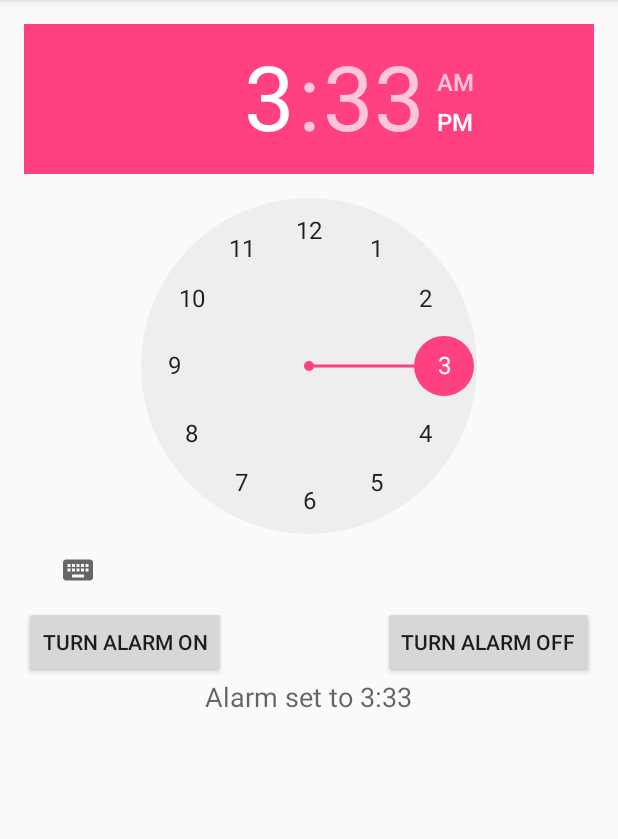
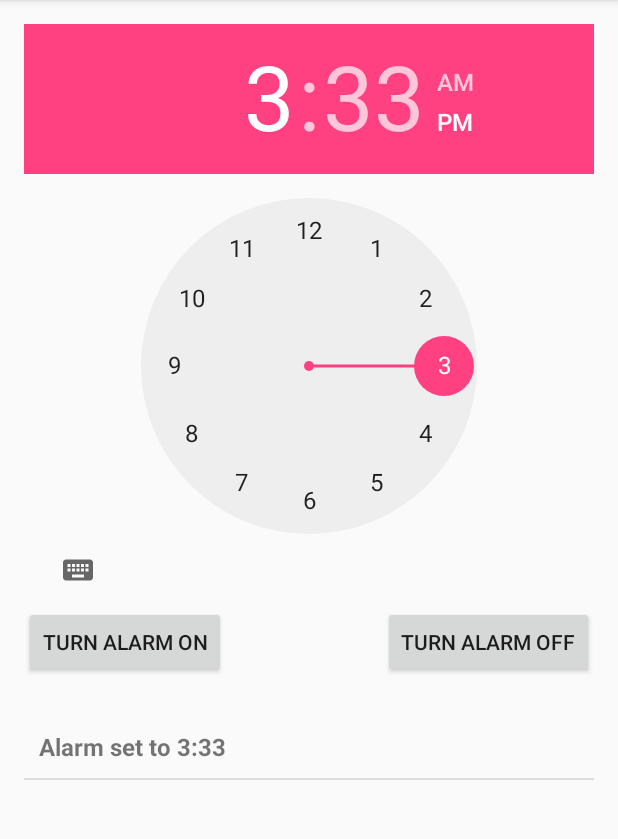
Before and after one commit to PeterNgTr/AlarmClock, an Android app: the screen it shows after launch (MainActivity), after a tap on "TURN ALARM ON", on a phone screen of 412 x 824 dp, the part 84-923 px from its top. Run offline under Robolectric (Android 15) with nearby library versions, the phone set to English and light mode, and no system bars.

Commit message:
Showing alarms in listview

```diff
--- a/app/src/main/java/com/example/thanhnguyen/alarmclock/Activity/MainActivity.java
+++ b/app/src/main/java/com/example/thanhnguyen/alarmclock/Activity/MainActivity.java
@@ -9,9 +9,12 @@ import android.support.v7.app.AppCompatActivity;
 import android.os.Bundle;
 import android.util.Log;
 import android.view.View;
+import android.widget.ArrayAdapter;
 import android.widget.Button;
+import android.widget.ListView;
 import android.widget.TextView;
 import android.widget.TimePicker;
+import android.widget.Toast;
 
 import com.example.thanhnguyen.alarmclock.Constant.Constant;
 import com.example.thanhnguyen.alarmclock.R;
@@ -30,6 +33,7 @@ public class MainActivity extends AppCompatActivity {
     private String minString;
     private Button alarmOn;
     private Button alarmOff;
+    private ListView alarmsList;
     private long goOffTime;
     private long olderTime;
     private ArrayList<String> alarmListString = new ArrayList<>();
@@ -81,14 +85,13 @@ public class MainActivity extends AppCompatActivity {
                     alarmListString.add(Constant.STRING_ALARM_IS_SET + hourString + Constant.STRING_COLON + minString);
                     goOffTimeList.add(goOffTime);
 
-                    StringBuffer result = new StringBuffer();
-                    for (int i = 0; i < alarmListString.size(); i++) {
-                        result.append( alarmListString.get(i) + '\n' );
+                    if (alarmListString.size() <= 0) {
+                        setAlarmText(Constant.STRING_NO_ALARM_IS_SET);
+                    } else {
+                        setAlarmText(Constant.STRING_BLANK);
+                        ArrayAdapter adapter = new ArrayAdapter<>(MainActivity.this, R.layout.activity_listview, alarmListString);
+                        alarmsList.setAdapter(adapter);
                     }
-                    String mynewstring = result.toString();
-                    setAlarmText(mynewstring);
-                   // alarmOff.setEnabled(true);
-
                 }
 
 
@@ -107,13 +110,22 @@ public class MainActivity extends AppCompatActivity {
         alarmOff.setOnClickListener(new View.OnClickListener() {
             @Override
             public void onClick(View view) {
-                setAlarmText(Constant.STRING_ALARM_IS_OFF);
+                Toast.makeText(MainActivity.this, Constant.STRING_ALARM_IS_OFF, Toast.LENGTH_SHORT).show();
                 alarmIntend.putExtra(Constant.KEY_EXTRA_INTENT, Constant.VALUE_EXTRA_INTENT_ALARM_OFF);
 
                 alarmManager.cancel(pendingIntents.get(pendingIntentId));
                 Log.i("Cancel PI", "PI id is" + pendingIntentId);
                 sendBroadcast(alarmIntend);
-                pendingIntentId++;
+
+                if (alarmListString.size() >= 1){
+                    alarmListString.remove(0);
+                    ArrayAdapter adapter = new ArrayAdapter<>(MainActivity.this, R.layout.activity_listview, alarmListString);
+                    alarmsList.setAdapter(adapter);
+                    pendingIntentId++;
+                } else {
+                    setAlarmText(Constant.STRING_NO_ALARM_IS_SET);
+                }
+
             }
         });
 
@@ -125,6 +137,7 @@ public class MainActivity extends AppCompatActivity {
         alarmOn = (Button) findViewById(R.id.alarmOn);
         alarmOff = (Button) findViewById(R.id.alarmOff);
         updateStatus = (TextView) findViewById(R.id.updateStatus);
+        alarmsList = (ListView) findViewById(R.id.alarmsList);
     }
 
     private void initServices() {
--- a/app/src/main/java/com/example/thanhnguyen/alarmclock/Constant/Constant.java
+++ b/app/src/main/java/com/example/thanhnguyen/alarmclock/Constant/Constant.java
@@ -6,6 +6,8 @@ package com.example.thanhnguyen.alarmclock.Constant;
 public class Constant {
 
     public static final String STRING_COLON = ":";
+
+    public static final String STRING_BLANK = "";
 
     public static final String KEY_EXTRA_INTENT = "extra";
 
@@ -18,4 +20,6 @@ public class Constant {
     public static final String STRING_ALARM_IS_OFF = "Alarm off!";
 
     public static final String STRING_ALARM_IS_SET = "Alarm set to ";
+
+    public static final String STRING_NO_ALARM_IS_SET = "Have you set the alarm yet?";
 }
--- /dev/null
+++ b/app/src/main/res/layout/activity_listview.xml
@@ -0,0 +1,9 @@
+<?xml version="1.0" encoding="utf-8"?>
+    <TextView xmlns:android="http://schemas.android.com/apk/res/android"
+        android:id="@+id/label"
+        android:layout_width="fill_parent"
+        android:layout_height="fill_parent"
+        android:padding="10dip"
+        android:textSize="16dip"
+        android:textStyle="bold" >
+    </TextView>
--- a/app/src/main/res/layout/activity_main.xml
+++ b/app/src/main/res/layout/activity_main.xml
@@ -39,8 +39,15 @@
         android:layout_width="wrap_content"
         android:layout_height="wrap_content"
         android:textAppearance="?android:attr/textAppearanceMedium"
-        android:text="Have you set the alarm yet?"
         android:id="@+id/updateStatus"
         android:layout_below="@+id/alarmOn"
         android:layout_centerHorizontal="true" />
+
+    <ListView
+        android:layout_width="wrap_content"
+        android:layout_height="wrap_content"
+        android:id="@+id/alarmsList"
+        android:layout_alignParentBottom="true"
+        android:layout_centerHorizontal="true"
+        android:layout_below="@+id/updateStatus" />
 </RelativeLayout>
```
